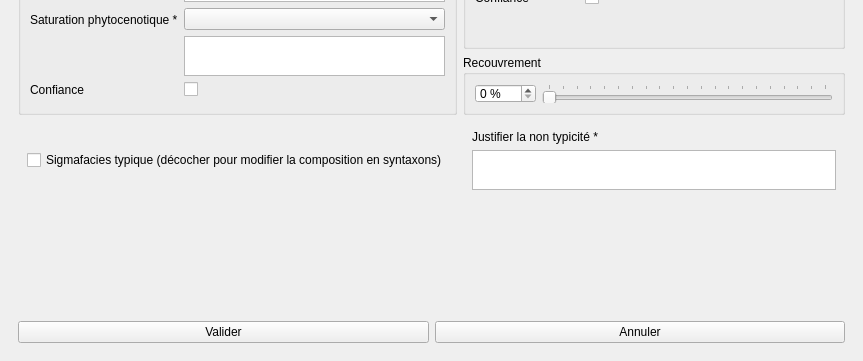
First picture: the form in ui/form_sigmaf_cat.ui, repository IGNF/saisie_carhab, before the edit; both pictures show x 0 to 863 and y 169 to 530 of the 863 by 530 pixel window.
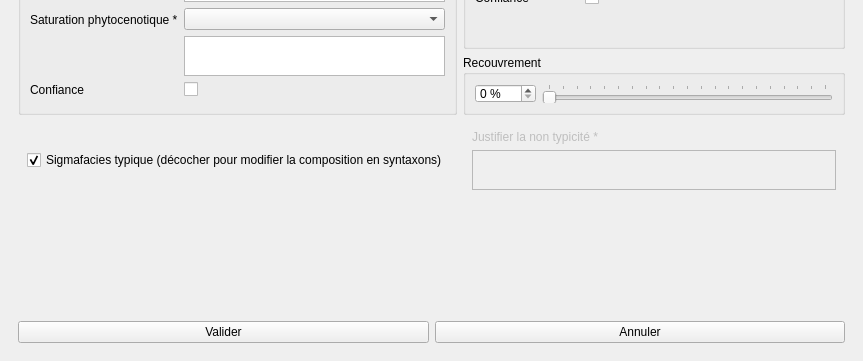
Second picture: the form after the edit.

Commit message: obliger la saisie de la justificitaion de non typicite

What changed in the file:
```diff
--- a/ui/form_sigmaf_cat.ui
+++ b/ui/form_sigmaf_cat.ui
@@ -450,7 +450,7 @@
               <bool>true</bool>
              </property>
              <property name="checked">
-              <bool>false</bool>
+              <bool>true</bool>
              </property>
             </widget>
            </item>
@@ -460,7 +460,7 @@
         <item row="2" column="1">
          <widget class="QWidget" name="widget_tpcte" native="true">
           <property name="enabled">
-           <bool>true</bool>
+           <bool>false</bool>
           </property>
           <property name="sizePolicy">
            <sizepolicy hsizetype="Preferred" vsizetype="Fixed">
```
Left out of the diff: 20 changed lines with no effect on the pictures. The commit also changes 1 other file.
